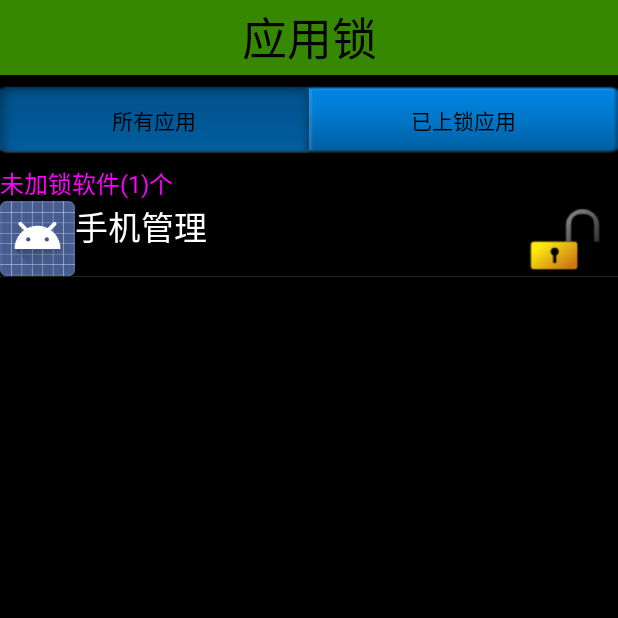
After one commit to esileme/phonemanage, an Android app: the ApplockActivity screen opened directly, with no data from a screen before it, on a phone screen of 412 x 824 dp, the top half of it. The commit adds this screen. Run offline under Robolectric (Android 15) with nearby library versions, the phone set to English and light mode, and no system bars.

Commit message:
创建锁定应用程序的数据库，建成两个fragment切换相应的数据

```diff
--- a/PhoneManager/app/build.gradle
+++ b/PhoneManager/app/build.gradle
@@ -22,8 +22,9 @@ android {
 dependencies {
     compile fileTree(include: ['*.jar'], dir: 'libs')
     testCompile 'junit:junit:4.12'
-    compile 'com.android.support:appcompat-v7:23.0.1'
-    compile 'com.android.support:design:23.0.1'
+    compile 'com.android.support:appcompat-v7:23.4.0'
+    compile 'com.android.support:design:23.4.0'
     compile 'org.xutils:xutils:3.3.36'
     compile 'com.jiechic.library:xUtils:2.6.14'
+    compile 'com.android.support:support-v4:23.4.0'
 }
--- a/PhoneManager/app/src/main/AndroidManifest.xml
+++ b/PhoneManager/app/src/main/AndroidManifest.xml
@@ -110,7 +110,8 @@
         <activity
             android:name=".activity.TaskManagerActivity"
             android:label="@string/title_activity_task_manager" />
-        <activity android:name=".activity.AntivirusActivity"></activity>
+        <activity android:name=".activity.AntivirusActivity" />
+        <activity android:name=".activity.ApplockActivity"></activity>
     </application>
 
 </manifest>
--- /dev/null
+++ b/PhoneManager/app/src/main/java/com/android/yl/phonemanager/activity/ApplockActivity.java
@@ -0,0 +1,72 @@
+package com.android.yl.phonemanager.activity;
+
+import android.os.Bundle;
+import android.support.v4.app.FragmentActivity;
+import android.support.v4.app.FragmentManager;
+import android.support.v4.app.FragmentTransaction;
+import android.view.View;
+import android.widget.Button;
+import android.widget.FrameLayout;
+
+import com.android.yl.phonemanager.R;
+import com.android.yl.phonemanager.fragment.LockFragment;
+import com.android.yl.phonemanager.fragment.UnLockFragment;
+
+public class ApplockActivity extends FragmentActivity implements View.OnClickListener {
+
+    private Button btn_unlock;
+    private Button btn_lock;
+    private FrameLayout fl_content;
+    private FragmentManager fragmentManager;
+    private LockFragment lockFragment;
+    private UnLockFragment unLockFragment;
+
+    @Override
+    protected void onCreate(Bundle savedInstanceState) {
+        super.onCreate(savedInstanceState);
+
+        initUI();
+    }
+
+    private void initUI() {
+        setContentView(R.layout.activity_applock);
+        btn_unlock = (Button) findViewById(R.id.btn_unlock);
+        btn_lock = (Button) findViewById(R.id.btn_lock);
+        fl_content = (FrameLayout) findViewById(R.id.fl_content);
+
+        btn_unlock.setOnClickListener(this);
+        btn_lock.setOnClickListener(this);
+
+        //创建fragment对象
+        fragmentManager = getSupportFragmentManager();
+        //开始事务
+        FragmentTransaction transaction = fragmentManager.beginTransaction();
+        //创建出两个fragment对象
+        lockFragment = new LockFragment();
+        unLockFragment = new UnLockFragment();
+        //将默认显示的界面替换出来，并将事务提交
+        transaction.replace(R.id.fl_content,unLockFragment).commit();
+
+    }
+
+    @Override
+    public void onClick(View v) {
+        FragmentTransaction ft = fragmentManager.beginTransaction();//开始事务
+        switch (v.getId()) {
+            case R.id.btn_unlock:
+                //先改变按钮的样式
+                btn_unlock.setBackgroundResource(R.drawable.tab_left_pressed);
+                btn_lock.setBackgroundResource(R.drawable.tab_right_default);
+                ft.replace(R.id.fl_content, unLockFragment);
+                System.out.println("切换到" + unLockFragment);
+                break;
+            case R.id.btn_lock:
+                btn_unlock.setBackgroundResource(R.drawable.tab_left_default);
+                btn_lock.setBackgroundResource(R.drawable.tab_right_pressed);
+                ft.replace(R.id.fl_content, lockFragment);
+                System.out.println("切换到" + lockFragment);
+                break;
+        }
+        ft.commit();
+    }
+}
--- /dev/null
+++ b/PhoneManager/app/src/main/java/com/android/yl/phonemanager/db/dao/ApplockDao.java
@@ -0,0 +1,85 @@
+package com.android.yl.phonemanager.db.dao;
+
+import android.content.ContentValues;
+import android.content.Context;
+import android.database.Cursor;
+import android.database.sqlite.SQLiteDatabase;
+
+import java.util.ArrayList;
+import java.util.List;
+
+/**
+ * =================================
+ * <p/>
+ * Created by Administrator on 2016/8/17.
+ * <p/>
+ * 描述:
+ */
+
+public class ApplockDao {
+
+    private ApplockHelper helper;
+
+    public ApplockDao(Context context) {
+        helper = new ApplockHelper(context);
+    }
+
+    /**
+     * 添加到程序所里面
+     *
+     * @param packageName
+     *            包名
+     */
+    public void add(String packageName) {
+        SQLiteDatabase db = helper.getWritableDatabase();
+        ContentValues values = new ContentValues();
+        values.put("packagename", packageName);
+        db.insert("info", null, values);
+        db.close();
+    }
+
+    /**
+     * 从程序锁里面删除当前的包
+     *
+     * @param packageName
+     */
+    public void delete(String packageName) {
+        SQLiteDatabase db = helper.getWritableDatabase();
+        db.delete("info", "packagename=?", new String[] { packageName });
+        db.close();
+    }
+    /**
+     * 查询当前的包是否在程序锁里面
+     * @param packageName
+     * @return
+     */
+    public boolean find(String packageName) {
+        boolean result = false;
+        SQLiteDatabase db = helper.getReadableDatabase();
+        Cursor cursor = db.query("info", null, "packagename = ?",
+                new String[] { packageName }, null, null, null);
+        if (cursor.moveToNext()) {
+            result = true;
+        }
+        cursor.close();
+        db.close();
+        return result;
+
+    }
+    /**
+     * 查询全部的锁定的包名
+     * @return
+     */
+    public List<String> findAll(){
+        SQLiteDatabase db = helper.getReadableDatabase();
+        Cursor cursor = db.query("info", new String[]{"packagename"}, null, null, null, null, null);
+        List<String> packnames = new ArrayList<String>();
+        while(cursor.moveToNext()){
+            packnames.add(cursor.getString(0));
+        }
+        cursor.close();
+        db.close();
+        return packnames;
+    }
+
+}
--- /dev/null
+++ b/PhoneManager/app/src/main/java/com/android/yl/phonemanager/db/dao/ApplockHelper.java
@@ -0,0 +1,34 @@
+package com.android.yl.phonemanager.db.dao;
+
+import android.content.Context;
+import android.database.sqlite.SQLiteDatabase;
+import android.database.sqlite.SQLiteOpenHelper;
+
+/**
+ * =================================
+ * <p/>
+ * Created by Administrator on 2016/8/17.
+ * <p/>
+ * 描述:
+ */
+
+public class ApplockHelper extends SQLiteOpenHelper {
+
+    public ApplockHelper(Context context) {
+        super(context, "applock.db", null, 1);
+        // TODO Auto-generated constructor stub
+    }
+
+    @Override
+    public void onCreate(SQLiteDatabase db) {
+        db.execSQL("create table info (_id integer primary key autoincrement,packagename varchar(20)) ");
+
+    }
+
+    @Override
+    public void onUpgrade(SQLiteDatabase db, int oldVersion, int newVersion) {
+        // TODO Auto-generated method stub
+
+    }
+
+}
--- a/PhoneManager/app/src/main/java/com/android/yl/phonemanager/engine/AppInfos.java
+++ b/PhoneManager/app/src/main/java/com/android/yl/phonemanager/engine/AppInfos.java
@@ -54,12 +54,12 @@ public class AppInfos {
                 appInfo.setIsRom(true);
             }
 
-            System.out.println("=================");
+            /*System.out.println("=================");
             System.out.println("图片" + drawable);
             System.out.println("名字" + apkName);
             System.out.println("包名" + packageName);
             System.out.println("路径" + sourceDir);
-            System.out.println("大小" + apkSize);
+            System.out.println("大小" + apkSize);*/
             packageAppInfos.add(appInfo);
         }
 
--- /dev/null
+++ b/PhoneManager/app/src/main/java/com/android/yl/phonemanager/fragment/UnLockFragment.java
@@ -0,0 +1,172 @@
+package com.android.yl.phonemanager.fragment;
+
+
+import android.os.Bundle;
+import android.os.SystemClock;
+import android.support.v4.app.Fragment;
+import android.view.LayoutInflater;
+import android.view.View;
+import android.view.ViewGroup;
+import android.view.animation.Animation;
+import android.view.animation.TranslateAnimation;
+import android.widget.BaseAdapter;
+import android.widget.ImageView;
+import android.widget.ListView;
+import android.widget.TextView;
+
+import com.android.yl.phonemanager.R;
+import com.android.yl.phonemanager.bean.AppInfo;
+import com.android.yl.phonemanager.db.dao.ApplockDao;
+import com.android.yl.phonemanager.engine.AppInfos;
+
+import java.util.ArrayList;
+import java.util.List;
+
+/**
+ * A simple {@link Fragment} subclass.
+ */
+public class UnLockFragment extends Fragment {
+
+    private View view;
+    private ListView list_view;
+    private TextView tv_unlock;
+    private List<AppInfo> appInfos;
+    private UnlockAdapter adapter;
+    private List<AppInfo> unLockLists;
+    private ApplockDao dao;
+
+    @Override
+    public View onCreateView(LayoutInflater inflater, ViewGroup container, Bundle savedInstanceState) {
+        view = inflater.inflate(R.layout.fragment_un_lock, null);
+        list_view = (ListView) view.findViewById(R.id.list_view);
+        tv_unlock = (TextView) view.findViewById(R.id.tv_unlock);
+
+
+        return view;
+    }
+
+    @Override
+    public void onStart() {
+        super.onStart();
+        appInfos = AppInfos.getAppInfos(getActivity());
+
+        dao = new ApplockDao(getActivity());//获取dao实例
+
+        unLockLists = new ArrayList<AppInfo>();//新建未加锁的集合
+        for (AppInfo appInfo : appInfos) {
+            if (dao.find(appInfo.getPackageName())) {
+
+            } else {
+                unLockLists.add(appInfo);
+            }
+        }
+
+        adapter = new UnlockAdapter();
+        list_view.setAdapter(adapter);//忘记给listview添加适配器
+
+
+    }
+
+    public class UnlockAdapter extends BaseAdapter {
+
+        private ViewHolder holder = null;
+        private View view = null;
+        AppInfo appInfo;
+
+        @Override
+        public int getCount() {
+            tv_unlock.setText("未加锁软件(" + unLockLists.size() + ")个");
+            return unLockLists.size();
+        }
+
+        @Override
+        public Object getItem(int position) {
+            return unLockLists.get(position);
+        }
+
+        @Override
+        public long getItemId(int position) {
+            return position;
+        }
+
+        @Override
+        public View getView(final int position, View convertView, ViewGroup parent) {
+
+            //给view设置holder对象
+            if (convertView == null) {
+
+                view = View.inflate(getActivity(), R.layout.item_unlock, null);
+                holder = new ViewHolder();
+                holder.iv_icon = (ImageView) view.findViewById(R.id.iv_icon);
+                holder.iv_unlock = (ImageView) view.findViewById(R.id.iv_unlock);
+                holder.tv_name = (TextView) view.findViewById(R.id.tv_name);
+
+
+                view.setTag(holder);
+
+            } else {
+                view = convertView;
+                holder = (ViewHolder) view.getTag();
+            }
+
+            //获取到当前对象
+            appInfo = unLockLists.get(position);
+
+            //设置数据
+            holder.iv_icon.setImageDrawable(unLockLists.get(position).getIcon());
+            holder.tv_name.setText(unLockLists.get(position).getAppName());
+            System.out.println("-----" + unLockLists.get(position).getAppName());
+
+            //给holder设置监听事件
+            holder.iv_unlock.setOnClickListener(new View.OnClickListener() {
+
+                @Override
+                public void onClick(View v) {
+                    // 初始化一个位移动画
+
+                    TranslateAnimation translateAnimation = new TranslateAnimation(
+                            Animation.RELATIVE_TO_SELF, 0,
+                            Animation.RELATIVE_TO_SELF, 1.0f,
+                            Animation.RELATIVE_TO_SELF, 0,
+                            Animation.RELATIVE_TO_SELF, 0);
+                    // 设置动画时间
+                    translateAnimation.setDuration(1000);
+                    // 开始动画
+                    view.startAnimation(translateAnimation);
+
+                    new Thread() {
+                        @Override
+                        public void run() {
+                            SystemClock.sleep(1000);
+
+                            getActivity().runOnUiThread(new Runnable() {
+                                @Override
+                                public void run() {
+                                    // 添加到数据库里面
+                                    dao.add(appInfo.getPackageName());
+                                    // 从当前的页面移除对象
+                                    unLockLists.remove(position);
+                                    // 刷新界面
+                                    adapter.notifyDataSetChanged();
+                                }
+                            });
+                        }
+                    }.start();
+
+                }
+            });
+
+
+            return view;
+        }
+    }
+
+    static class ViewHolder {
+        ImageView iv_icon;
+        ImageView iv_unlock;
+        TextView tv_name;
+
+    }
+
+
+}
--- /dev/null
+++ b/PhoneManager/app/src/main/res/layout/activity_applock.xml
@@ -0,0 +1,43 @@
+<?xml version="1.0" encoding="utf-8"?>
+<LinearLayout xmlns:android="http://schemas.android.com/apk/res/android"
+    xmlns:tools="http://schemas.android.com/tools"
+    android:layout_width="match_parent"
+    android:layout_height="match_parent"
+    android:orientation="vertical"
+    tools:context="com.android.yl.phonemanager.activity.ApplockActivity">
+
+    <TextView
+        style="@style/TitleStyle"
+        android:gravity="center"
+        android:text="应用锁" />
+
+    <LinearLayout
+        android:layout_width="match_parent"
+        android:layout_height="wrap_content"
+        android:gravity="center"
+        android:orientation="horizontal">
+
+        <Button
+            android:id="@+id/btn_unlock"
+            android:layout_width="0dp"
+            android:layout_height="wrap_content"
+            android:layout_weight="1"
+            android:background="@drawable/tab_left_pressed"
+            android:text="所有应用" />
+
+        <Button
+            android:id="@+id/btn_lock"
+            android:layout_width="0dp"
+            android:layout_height="wrap_content"
+            android:layout_weight="1"
+            android:background="@drawable/tab_right_default"
+            android:text="已上锁应用" />
+    </LinearLayout>
+
+    <FrameLayout
+        android:id="@+id/fl_content"
+        android:layout_width="match_parent"
+        android:layout_height="match_parent"></FrameLayout>
+
+
+</LinearLayout>
--- /dev/null
+++ b/PhoneManager/app/src/main/res/layout/fragment_un_lock.xml
@@ -0,0 +1,21 @@
+<LinearLayout xmlns:android="http://schemas.android.com/apk/res/android"
+    xmlns:tools="http://schemas.android.com/tools"
+    android:layout_width="match_parent"
+    android:layout_height="match_parent"
+    android:orientation="vertical"
+    tools:context="com.android.yl.phonemanager.fragment.UnLockFragment">
+
+    <TextView
+        android:id="@+id/tv_unlock"
+        android:layout_width="match_parent"
+        android:layout_height="wrap_content"
+        android:text="未加锁软件()个"
+        android:textColor="#f0f"
+        android:textSize="16sp" />
+
+    <ListView
+        android:id="@+id/list_view"
+        android:layout_width="match_parent"
+        android:layout_height="match_parent"></ListView>
+
+</LinearLayout>
--- /dev/null
+++ b/PhoneManager/app/src/main/res/layout/item_unlock.xml
@@ -0,0 +1,29 @@
+<?xml version="1.0" encoding="utf-8"?>
+<LinearLayout xmlns:android="http://schemas.android.com/apk/res/android"
+    android:layout_width="match_parent"
+    android:layout_height="wrap_content"
+    android:orientation="horizontal">
+
+    <ImageView
+        android:id="@+id/iv_icon"
+        android:layout_width="50dp"
+        android:layout_height="50dp"
+        android:src="@drawable/ic_launcher"/>
+    <TextView
+        android:id="@+id/tv_name"
+        android:layout_width="wrap_content"
+        android:layout_height="wrap_content"
+        android:layout_weight="1"
+        android:textSize="22sp"
+        android:textColor="#fff"
+        android:text="111111111111111"/>
+    <ImageView
+        android:id="@+id/iv_unlock"
+        android:layout_width="50dp"
+        android:layout_height="50dp"
+        android:layout_marginRight="10dp"
+        android:src="@drawable/unlock"/>
+
+
+
+</LinearLayout>
--- a/PhoneManager/app/src/main/res/values/strings.xml
+++ b/PhoneManager/app/src/main/res/values/strings.xml
@@ -15,4 +15,7 @@
     <string name="title_activity_call_safe">CallSafeActivity</string>
     <string name="title_activity_app_manager">AppManagerActivity</string>
     <string name="title_activity_task_manager">TaskManagerActivity</string>
+
+    <!-- TODO: Remove or change this placeholder text -->
+    <string name="hello_blank_fragment">Hello blank fragment</string>
 </resources>
```
Also changed, not shown: PhoneManager/app/src/main/java/com/android/yl/phonemanager/activity/AtoolsActivity.java (+13 -0 lines), PhoneManager/app/src/main/java/com/android/yl/phonemanager/fragment/LockFragment.java (added, +146 -0 lines), PhoneManager/app/src/main/res/layout/activity_atools.xml (+13 -0 lines), PhoneManager/app/src/main/res/layout/fragment_lock.xml (added, +23 -0 lines), PhoneManager/app/src/main/res/layout/item_lock.xml (added, +29 -0 lines), PhoneManager/app/src/main/res/drawable/tab_left_default.png (added), PhoneManager/app/src/main/res/drawable/tab_left_pressed.png (added), PhoneManager/app/src/main/res/drawable/tab_right_default.png (added), PhoneManager/app/src/main/res/drawable/tab_right_pressed.png (added).
